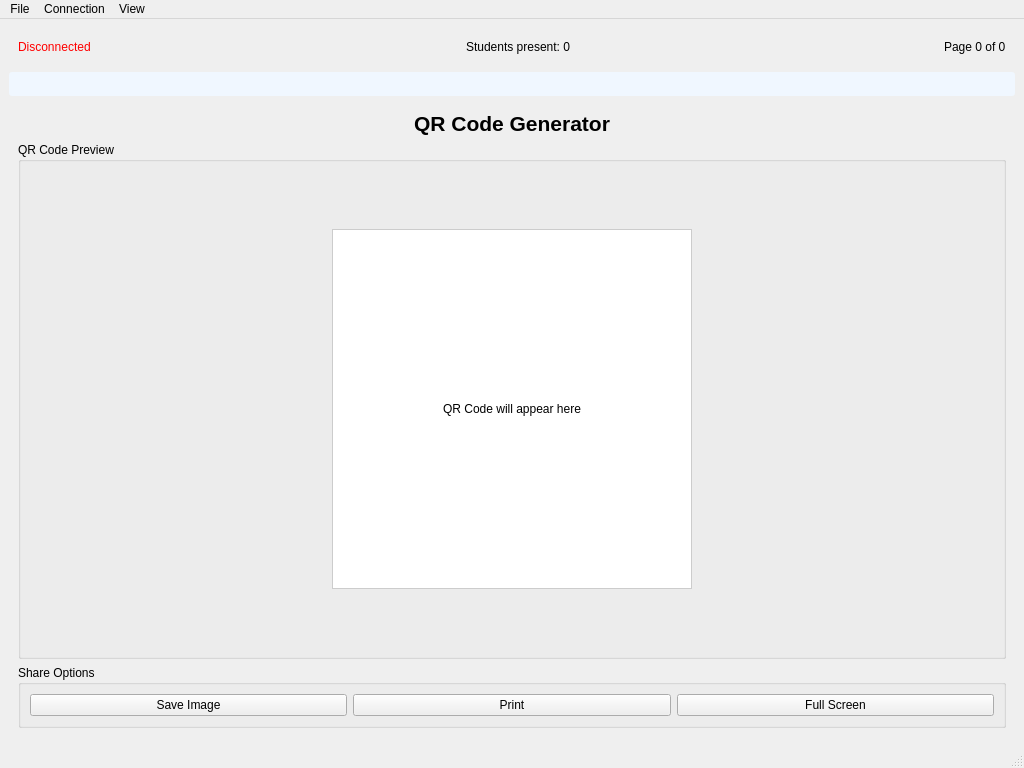
Old version of the form mainwindow.ui in the repository emirgit/AirClass-Desktop.
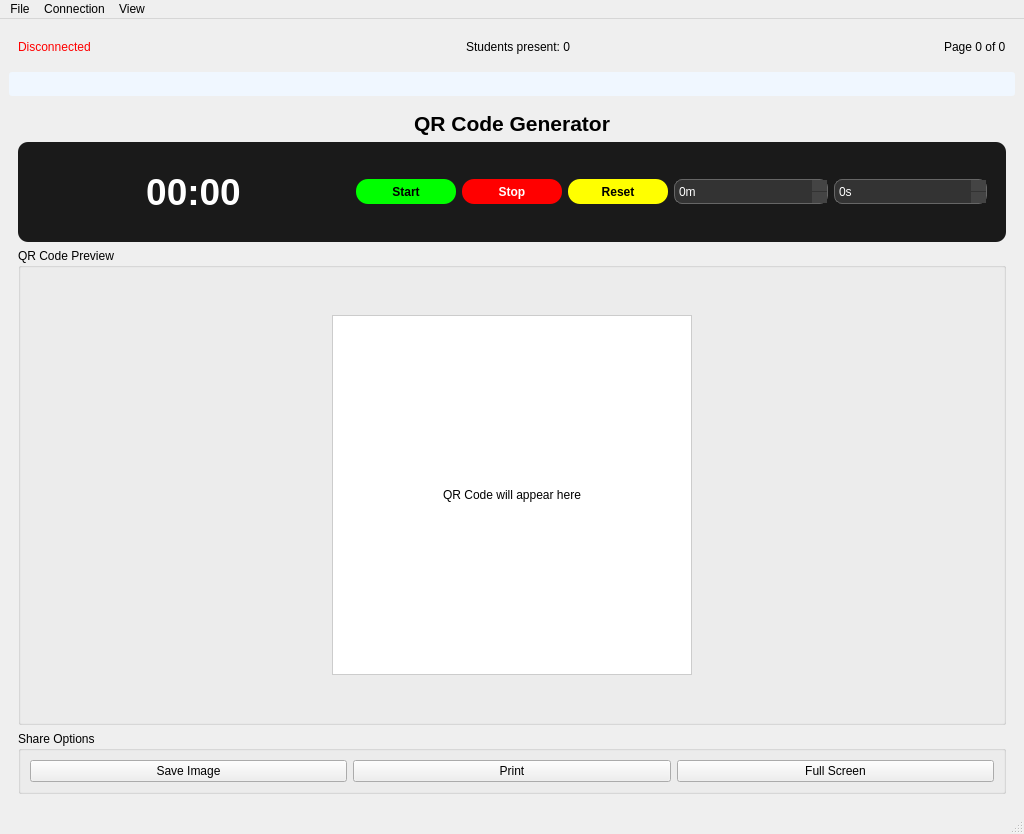
New version of the form. The open tabs and pages were chosen to show the change. Icons and pictures are not drawn. Custom widgets are drawn as their Qt base class.

Diff of the .ui file:
```diff
--- a/mainwindow.ui
+++ b/mainwindow.ui
@@ -7,7 +7,7 @@
     <x>0</x>
     <y>0</y>
     <width>1024</width>
-    <height>768</height>
+    <height>834</height>
    </rect>
   </property>
   <property name="windowTitle">
@@ -111,6 +111,9 @@
          <layout class="QGridLayout" name="gridLayout">
           <item row="0" column="0">
            <widget class="QGroupBox" name="serverGroupBox">
+            <property name="visible">
+             <bool>false</bool>
+            </property>
             <property name="title">
              <string>Server Connection</string>
             </property>
@@ -192,6 +195,9 @@
           </item>
           <item row="1" column="0">
            <widget class="QGroupBox" name="classInfoGroupBox">
+            <property name="visible">
+             <bool>false</bool>
+            </property>
             <property name="title">
              <string>Class Information</string>
             </property>
@@ -245,7 +251,7 @@
       <widget class="QWidget" name="presentationView">
        <layout class="QVBoxLayout" name="presentationLayout">
         <item>
-         <widget class="QPdfView" name="pdfView">
+         <widget class="customPdfViewer" name="pdfView" native="true">
           <property name="minimumSize">
            <size>
             <width>600</width>
@@ -358,6 +364,16 @@
                  </property>
                 </widget>
                </item>
+               <item>
+                <widget class="QPushButton" name="closeSessionButton">
+                 <property name="styleSheet">
+                  <string>QPushButton { color: #e74c3c; font-weight: bold; background: transparent; border: 1px solid #e74c3c; border-radius: 6px; padding: 6px 16px; } QPushButton:hover { background: #fbeee6; }</string>
+                 </property>
+                 <property name="text">
+                  <string>Close Session</string>
+                 </property>
+                </widget>
+               </item>
               </layout>
              </item>
             </layout>
@@ -387,6 +403,210 @@
         </item>
         <item>
          <layout class="QVBoxLayout" name="qrCodeMainLayout">
+          <item>
+           <widget class="QGroupBox" name="timerGroupBox">
+            <property name="styleSheet">
+             <string>QGroupBox {
+                border: none;
+                margin-top: 0px;
+                font-weight: bold;
+                background-color: #1a1a1a;
+                border-radius: 10px;
+                padding: 10px;
+             }</string>
+            </property>
+            <property name="title">
+             <string/>
+            </property>
+            <layout class="QHBoxLayout" name="timerLayout">
+             <item>
+              <widget class="QLabel" name="timerDisplayLabel">
+               <property name="font">
+                <font>
+                 <pointsize>28</pointsize>
+                 <bold>true</bold>
+                </font>
+               </property>
+               <property name="styleSheet">
+                <string>color: #ffffff; padding: 10px;</string>
+               </property>
+               <property name="text">
+                <string>00:00</string>
+               </property>
+               <property name="alignment">
+                <set>Qt::AlignmentFlag::AlignCenter</set>
+               </property>
+              </widget>
+             </item>
+             <item>
+              <layout class="QHBoxLayout" name="timerControlsLayout">
+               <item>
+                <widget class="QPushButton" name="timerStartButton">
+                 <property name="minimumSize">
+                  <size>
+                   <width>50</width>
+                   <height>25</height>
+                  </size>
+                 </property>
+                 <property name="styleSheet">
+                  <string>QPushButton {
+                    background-color: #00ff00;
+                    color: #000000;
+                    border: none;
+                    border-radius: 12px;
+                    padding: 3px 10px;
+                    font-weight: bold;
+                  }
+                  QPushButton:hover {
+                    background-color: #00cc00;
+                  }
+                  QPushButton:disabled {
+                    background-color: #666666;
+                    color: #999999;
+                  }</string>
+                 </property>
+                 <property name="text">
+                  <string>Start</string>
+                 </property>
+                </widget>
+               </item>
+               <item>
+                <widget class="QPushButton" name="timerStopButton">
+                 <property name="minimumSize">
+                  <size>
+                   <width>50</width>
+                   <height>25</height>
+                  </size>
+                 </property>
+                 <property name="styleSheet">
+                  <string>QPushButton {
+                    background-color: #ff0000;
+                    color: #ffffff;
+                    border: none;
+                    border-radius: 12px;
+                    padding: 3px 10px;
+                    font-weight: bold;
+                  }
+                  QPushButton:hover {
+                    background-color: #cc0000;
+                  }
+                  QPushButton:disabled {
+                    background-color: #666666;
+                    color: #999999;
+                  }</string>
+                 </property>
+                 <property name="text">
+                  <string>Stop</string>
+                 </property>
+                </widget>
+               </item>
+               <item>
+                <widget class="QPushButton" name="timerResetButton">
+                 <property name="minimumSize">
+                  <size>
+                   <width>50</width>
+                   <height>25</height>
+                  </size>
+                 </property>
+                 <property name="styleSheet">
+                  <string>QPushButton {
+                    background-color: #ffff00;
+                    color: #000000;
+                    border: none;
+                    border-radius: 12px;
+                    padding: 3px 10px;
+                    font-weight: bold;
+                  }
+                  QPushButton:hover {
+                    background-color: #cccc00;
+                  }</string>
+                 </property>
+                 <property name="text">
+                  <string>Reset</string>
+                 </property>
+                </widget>
+               </item>
+              </layout>
+             </item>
+             <item>
+              <layout class="QHBoxLayout" name="timerInputLayout">
+               <item>
+                <widget class="QSpinBox" name="timerMinutesSpinBox">
+                 <property name="minimumSize">
+                  <size>
+                   <width>60</width>
+                   <height>25</height>
+                  </size>
+                 </property>
+                 <property name="styleSheet">
+                  <string>QSpinBox {
+                    border: 1px solid #666666;
+                    border-radius: 8px;
+                    padding: 2px;
+                    background: #333333;
+                    color: #ffffff;
+                  }
+                  QSpinBox::up-button, QSpinBox::down-button {
+                    width: 15px;
+                    border: none;
+                    background: #444444;
+                  }
+                  QSpinBox::up-button:hover, QSpinBox::down-button:hover {
+                    background: #555555;
+                  }</string>
+                 </property>
+                 <property name="suffix">
+                  <string>m</string>
+                 </property>
+                 <property name="minimum">
+                  <number>0</number>
+                 </property>
+                 <property name="maximum">
+                  <number>59</number>
+                 </property>
+                </widget>
+               </item>
+               <item>
+                <widget class="QSpinBox" name="timerSecondsSpinBox">
+                 <property name="minimumSize">
+                  <size>
+                   <width>60</width>
+                   <height>25</height>
+                  </size>
+                 </property>
+                 <property name="styleSheet">
+                  <string>QSpinBox {
+                    border: 1px solid #666666;
+                    border-radius: 8px;
+                    padding: 2px;
+                    background: #333333;
+                    color: #ffffff;
+                  }
+                  QSpinBox::up-button, QSpinBox::down-button {
+                    width: 15px;
+                    border: none;
+                    background: #444444;
+                  }
+                  QSpinBox::up-button:hover, QSpinBox::down-button:hover {
+                    background: #555555;
+                  }</string>
+                 </property>
+                 <property name="suffix">
+                  <string>s</string>
+                 </property>
+                 <property name="minimum">
+                  <number>0</number>
+                 </property>
+                 <property name="maximum">
+                  <number>59</number>
+                 </property>
+                </widget>
+               </item>
+              </layout>
+             </item>
+            </layout>
+           </widget>
+          </item>
           <item>
            <widget class="QGroupBox" name="qrPreviewGroupBox">
               <property name="title">
@@ -396,7 +616,7 @@
                <item>
               <spacer name="verticalSpacer">
                <property name="orientation">
-                <enum>Qt::Vertical</enum>
+                <enum>Qt::Orientation::Vertical</enum>
                  </property>
                <property name="sizeHint" stdset="0">
                 <size>
@@ -411,7 +631,7 @@
                <item>
                 <spacer name="horizontalSpacer_4">
                 <property name="orientation">
-                  <enum>Qt::Horizontal</enum>
+                  <enum>Qt::Orientation::Horizontal</enum>
                 </property>
                 <property name="sizeHint" stdset="0">
                  <size>
@@ -423,33 +643,33 @@
               </item>
               <item>
                 <widget class="QLabel" name="qrCodePreviewLabel">
-                <property name="minimumSize">
-                 <size>
-                   <width>400</width>
-                   <height>400</height>
-                 </size>
-                </property>
-                 <property name="styleSheet">
-                  <string>border: 1px solid #cccccc; background-color: white; padding: 20px; margin: 20px;</string>
-                 </property>
-                <property name="text">
-                  <string>QR Code will appear here</string>
-                 </property>
-                 <property name="alignment">
-                  <set>Qt::AlignmentFlag::AlignCenter</set>
-                 </property>
                  <property name="sizePolicy">
                   <sizepolicy hsizetype="Fixed" vsizetype="Fixed">
                    <horstretch>0</horstretch>
                    <verstretch>0</verstretch>
                   </sizepolicy>
                 </property>
+                 <property name="minimumSize">
+                  <size>
+                   <width>400</width>
+                   <height>400</height>
+                  </size>
+                 </property>
+                 <property name="styleSheet">
+                  <string>border: 1px solid #cccccc; background-color: white; padding: 20px; margin: 20px;</string>
+                 </property>
+                 <property name="text">
+                  <string>QR Code will appear here</string>
+                 </property>
+                 <property name="alignment">
+                  <set>Qt::AlignmentFlag::AlignCenter</set>
+                 </property>
                </widget>
               </item>
               <item>
                <spacer name="horizontalSpacer_5">
                 <property name="orientation">
-                  <enum>Qt::Horizontal</enum>
+                  <enum>Qt::Orientation::Horizontal</enum>
                 </property>
                 <property name="sizeHint" stdset="0">
                  <size>
@@ -464,7 +684,7 @@
             <item>
               <spacer name="verticalSpacer_2">
               <property name="orientation">
-                <enum>Qt::Vertical</enum>
+                <enum>Qt::Orientation::Vertical</enum>
               </property>
               <property name="sizeHint" stdset="0">
                <size>
@@ -530,7 +750,7 @@
      <x>0</x>
      <y>0</y>
      <width>1024</width>
-     <height>36</height>
+     <height>21</height>
     </rect>
    </property>
    <widget class="QMenu" name="menuFile">
@@ -611,9 +831,9 @@
  </widget>
  <customwidgets>
   <customwidget>
-   <class>QPdfView</class>
-   <extends>QGraphicsView</extends>
-   <header>QPdfView</header>
+   <class>customPdfViewer</class>
+   <extends>QWidget</extends>
+   <header>custompdfviewer.h</header>
   </customwidget>
  </customwidgets>
  <resources/>
```
Left out of the diff: 16 changed lines with no effect on the pictures. Lines whose indentation alone changed are shown as unchanged.
